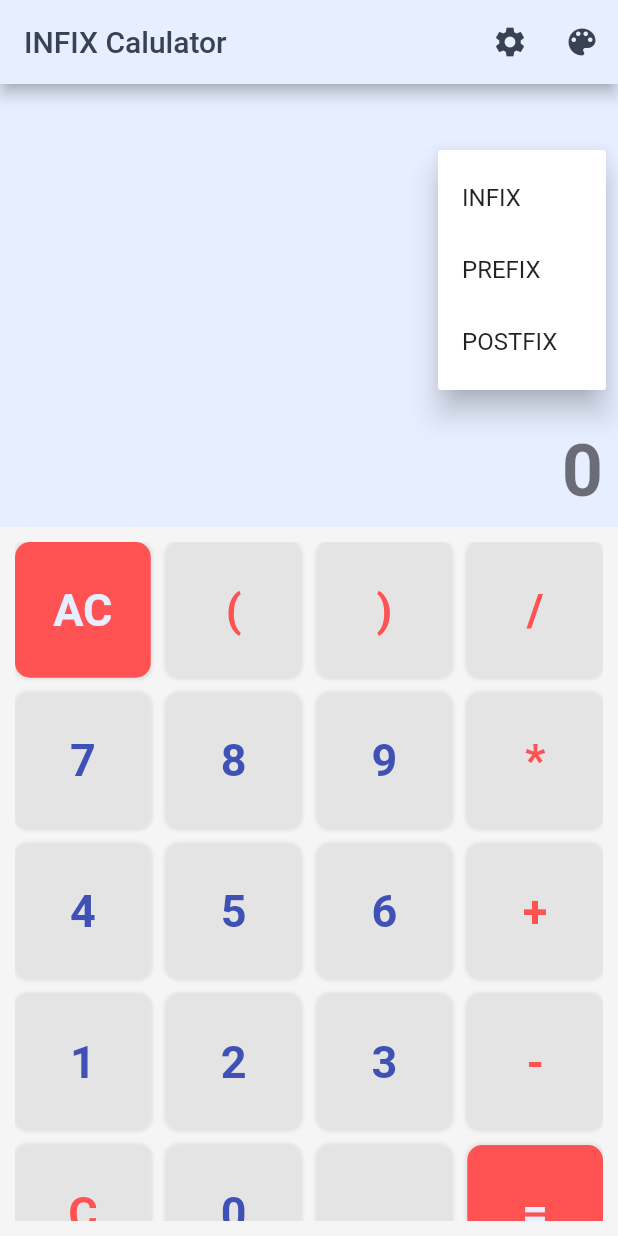
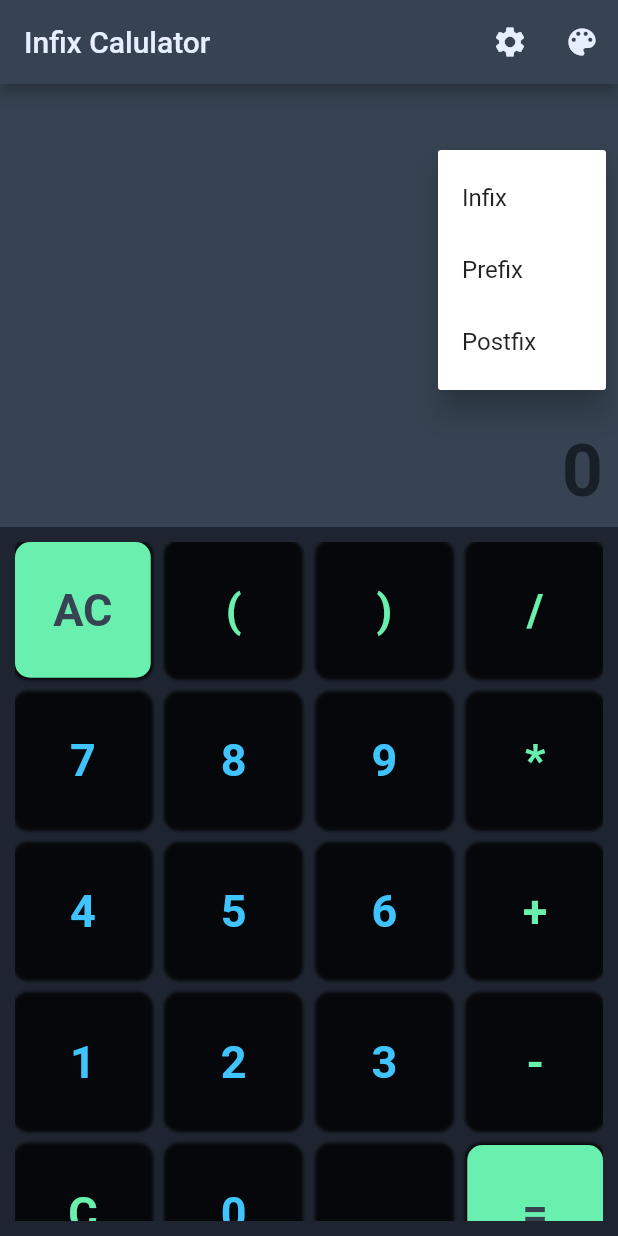
Before and after one commit to vihanagarwal18/calculator, a Flutter app: the screen it shows after launch, after a tap on the "settings" icon, on a phone screen of 412 x 824 dp. Run offline on Flutter 3.47's test engine with Material 2 defaults, Android fonts, the phone set to English and light mode, and no system bars; our stand-ins replace math_expressions.

```diff
--- a/lib/homepage.dart
+++ b/lib/homepage.dart
@@ -19,7 +19,7 @@ class HomeScreen extends StatefulWidget {
 
 class _HomeScreenState extends State<HomeScreen> {
   //String selectedcalculator="INFIX";
-  String selectedExpressionFormat = "INFIX";
+  String selectedExpressionFormat = "Infix";
 
   void _showSettingsPopupMenu(BuildContext context) async {
     final String? selectedOption = await showMenu<String>(
@@ -27,9 +27,9 @@ class _HomeScreenState extends State<HomeScreen> {
       position: RelativeRect.fromLTRB(100, 100, 0, 0), // Adjust the position as needed
       items: <PopupMenuEntry<String>>[
         PopupMenuItem<String>(
-          value: 'INFIX',
+          value: 'Infix',
           child: Text(
-              'INFIX',
+              'Infix',
               style: TextStyle(
                 //color: darkmode ? colorLight :colorDark,
                 //backgroundColor: darkmode ? colorDark :colorLight,
@@ -42,8 +42,8 @@ class _HomeScreenState extends State<HomeScreen> {
           },
         ),
         PopupMenuItem<String>(
-          value: 'PREFIX',
-          child: Text('PREFIX'),
+          value: 'Prefix',
+          child: Text('Prefix'),
           onTap: (){
             setState(() {
               selectedExpressionFormat="Prefix";
@@ -51,8 +51,8 @@ class _HomeScreenState extends State<HomeScreen> {
           },
         ),
         PopupMenuItem<String>(
-          value: 'POSTFIX',
-          child: Text('POSTFIX'),
+          value: 'Postfix',
+          child: Text('Postfix'),
           onTap: (){
             setState(() {
               selectedExpressionFormat="Postfix";
@@ -61,17 +61,16 @@ class _HomeScreenState extends State<HomeScreen> {
         ),
       ],
     );
-
-    if (selectedOption != null) {
-      // Handle the selected option here
-      // For example, you can call a method to update the expression format
-      // based on the selectedOption ('INFIX', 'PREFIX', 'POSTFIX')
-      // updateExpressionFormat(selectedOption);
-    }
+    // if (selectedOption != null) {
+    //   // Handle the selected option here
+    //   // For example, you can call a method to update the expression format
+    //   // based on the selectedOption ('INFIX', 'PREFIX', 'POSTFIX')
+    //   // updateExpressionFormat(selectedOption);
+    // }
   }
 
 
-  bool darkmode=false;
+  bool darkmode=true;
   String result="0";
   String userInput="";
   late String temp_input;
@@ -145,7 +144,7 @@ class _HomeScreenState extends State<HomeScreen> {
               userInput,
               style: TextStyle(
                 fontSize: 32,
-                color: darkmode ? Colors.white54 :userInputColor,
+                color: darkmode ? colorLight:colorDark,
               ),
             ),
           ),
@@ -157,7 +156,7 @@ class _HomeScreenState extends State<HomeScreen> {
               style: TextStyle(
                 fontSize: 48,
                 fontWeight: FontWeight.bold,
-                color: darkmode ? Colors.white54 :userInputColor,
+                color: userInputColor,
               ),
             ),
           ),
@@ -268,16 +267,18 @@ class _HomeScreenState extends State<HomeScreen> {
   String calculate(){
     String evaluating_String=userInput;
 
-    if(selectedExpressionFormat=="PREFIX"){
-      evaluating_String=prefixToInfix(userInput);
-      print(evaluating_String);
+    if(selectedExpressionFormat=="Prefix"){
+      String s=prefixToInfix(userInput);
+      evaluating_String=s;
+      print("Converted infix: $evaluating_String");
     }
 
-    if(selectedExpressionFormat=="POSTFIX"){
+    if(selectedExpressionFormat=="Postfix"){
       evaluating_String=postfixToInfix(userInput);
-      print(evaluating_String);
+      print("Converted infix: $evaluating_String");
     }
     try{
+      print("calculating\n");
       var exp= Parser().parse(evaluating_String);
       var eveluation=exp.evaluate(EvaluationType.REAL,ContextModel());
       setState(() {
@@ -334,8 +335,22 @@ class _HomeScreenState extends State<HomeScreen> {
   // prefixToInfix(String prefixExpression) {
   //   // Your conversion logic here
   // }
-  postfixToInfix(String postfixExpression) {
-    // Your conversion logic here
+  String postfixToInfix(String postfix) {
+    List<String> symbols = [];
+    for (int i = 0; i < postfix.length; i++) {
+      if (!isOperator(postfix[i])) {
+        symbols.add(postfix[i]);
+      } else {
+        String operand2 = symbols.removeLast();
+        String operand1 = symbols.removeLast();
+        String string = "($operand1${postfix[i]}$operand2)";
+        symbols.add(string);
+      }
+    }
+    return symbols.isEmpty ? "" : symbols.removeLast();
   }
 
+// postfixToInfix(String postfixExpression) {
+  //   // Your conversion logic here
+  // }
 }
```
